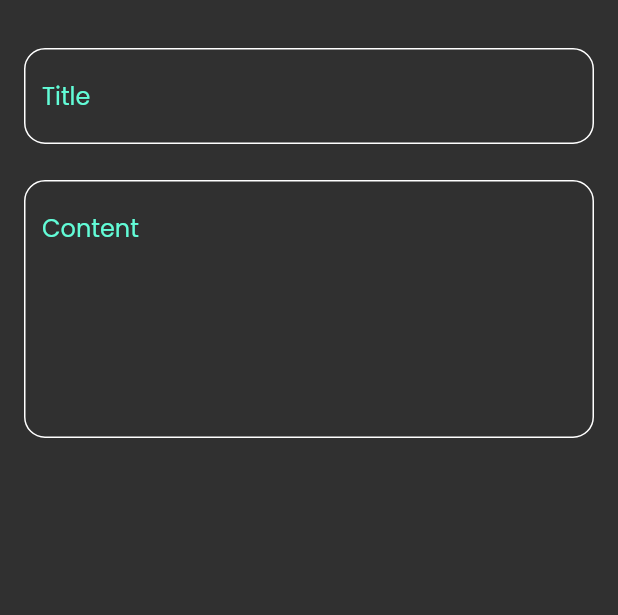
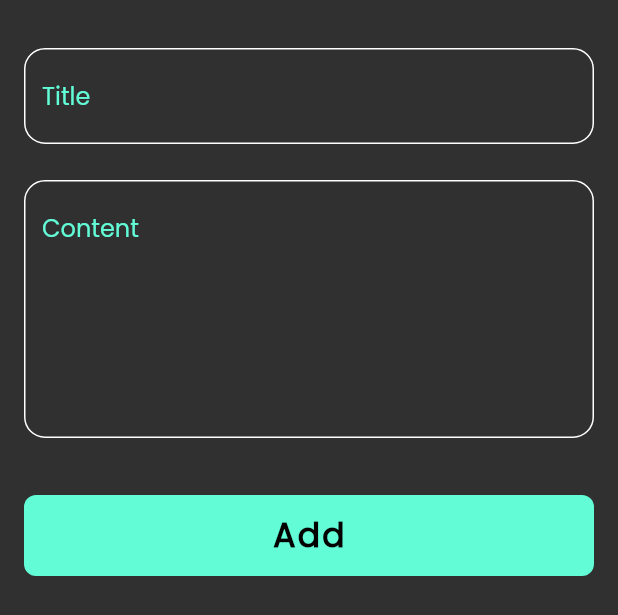
Before and after one commit to Osama-Abo-Reda/notes_app, a Flutter app: the AddNoteBottomSheet widget shown alone on an empty page, opened directly, on a phone screen of 412 x 824 dp. Shown: the top 615 px of the screen. Run offline on Flutter 3.47's test engine with Material 2 defaults, Android fonts, the phone set to English and light mode, and no system bars; our stand-ins replace font_awesome_flutter.

Commit message:
finish notes bottom sheet

```diff
--- a/lib/views/widgets/add_note_bottom_sheet.dart
+++ b/lib/views/widgets/add_note_bottom_sheet.dart
@@ -1,4 +1,5 @@
 import 'package:flutter/material.dart';
+import 'package:notes_app/views/widgets/custom_button.dart';
 import 'package:notes_app/views/widgets/custom_text_field.dart';
 
 class AddNoteBottomSheet extends StatelessWidget {
@@ -10,6 +11,7 @@ class AddNoteBottomSheet extends StatelessWidget {
       padding: EdgeInsets.symmetric(
         horizontal: 16.0,
       ),
+      child: SingleChildScrollView(
         child: Column(
           children: [
             SizedBox(
@@ -25,7 +27,15 @@ class AddNoteBottomSheet extends StatelessWidget {
               hint: 'Content',
               maxLines: 6,
             ),
+            SizedBox(
+              height: 38.0,
+            ),
+            CustomButton(),
+            SizedBox(
+              height: 16.0,
+            ),
           ],
+        ),
       ),
     );
   }
--- /dev/null
+++ b/lib/views/widgets/custom_button.dart
@@ -0,0 +1,29 @@
+import 'package:flutter/material.dart';
+import '../../constants.dart';
+
+class CustomButton extends StatelessWidget {
+  const CustomButton({super.key});
+
+  @override
+  Widget build(BuildContext context) {
+    return Container(
+      width: MediaQuery.of(context).size.width,
+      height: 54.0,
+      decoration: BoxDecoration(
+        color: kPrimryColor,
+        borderRadius: BorderRadius.circular(8.0),
+      ),
+      child: const Center(
+        child: Text(
+          'Add',
+          style: TextStyle(
+            color: Colors.black,
+            fontSize: 22.0,
+            fontWeight: FontWeight.bold,
+            letterSpacing: 1.5,
+          ),
+        ),
+      ),
+    );
+  }
+}
```
Lines whose indentation alone changed are shown as unchanged.
